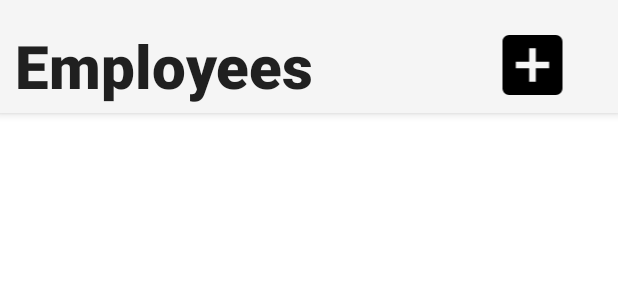
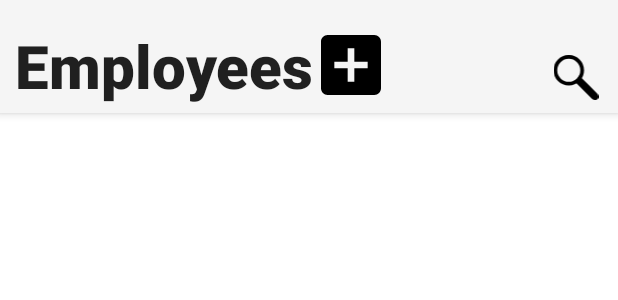
Before and after one commit to osmosis10/TimeWise, an Android app: the layout fragment_employees.xml on its own in the app's theme, with its tools: preview values and no code run, on a phone screen of 412 x 824 dp. Shown: the top 300 px of the screen. Run offline under Robolectric (Android 15) with nearby library versions, the phone set to English and light mode, and no system bars.

Commit message:
Integreated search UI into employee tab, added clickable button that takes you to search. Added some various icons

```diff
--- a/app/src/main/java/com/example/shiftmanager/ui/employees/EmployeesFragment.java
+++ b/app/src/main/java/com/example/shiftmanager/ui/employees/EmployeesFragment.java
@@ -1,5 +1,7 @@
 package com.example.shiftmanager.ui.employees;
 
+import android.animation.Animator;
+import android.animation.AnimatorListenerAdapter;
 import android.animation.AnimatorSet;
 import android.animation.ObjectAnimator;
 import android.annotation.SuppressLint;
@@ -15,6 +17,7 @@ import android.view.View;
 import android.view.ViewGroup;
 import android.widget.ImageButton;
 import android.widget.LinearLayout;
+import android.widget.SearchView;
 import android.widget.TextView;
 
 import androidx.activity.result.ActivityResultLauncher;
@@ -37,6 +40,7 @@ public class EmployeesFragment extends Fragment {
     private ActivityResultLauncher<Intent> addEmployeeLauncher;
 
     private DatabaseHelper dbHelper;
+
 
     @Override
     public void onCreate(Bundle savedInstanceState) {
@@ -135,9 +139,67 @@ public class EmployeesFragment extends Fragment {
             addEmployeeLauncher.launch(intent);
         });
 
+        binding.EmployeeSearchIconButton.setOnClickListener(v -> {
+            slideIn(binding.SearchBarLinearLayout);
+            slideOut(binding.EmployeeLinearLayout);
+            //binding.SearchBarLinearLayout.setVisibility(View.VISIBLE);
+            //binding.EmployeeLinearLayout.setVisibility(View.GONE);
+        });
+        binding.EmployeeSearchBackIconButton.setOnClickListener(v -> {
+            slideIn(binding.EmployeeLinearLayout);
+            slideOut(binding.SearchBarLinearLayout);
+            //binding.SearchBarLinearLayout.setVisibility(View.GONE);
+            //binding.EmployeeLinearLayout.setVisibility(View.VISIBLE);
+        });
+
+        binding.EmployeeSearchBar.setOnQueryTextListener(new SearchView.OnQueryTextListener() {
+            @Override
+            public boolean onQueryTextSubmit(String query) {
+                callSearch(query);
+                return true;
+            }
+
+            @Override
+            public boolean onQueryTextChange(String newText) {
+
+                return false;
+            }
+
+            public void callSearch(String query) {
+
+            }
+
+        });
+
+
         // Update employee fragment with all employees in database
+
         updateEmployeeNamesUI();
         return binding.getRoot();
+    }
+
+    private void slideIn(View view) {
+        view.setVisibility(View.VISIBLE);
+        ObjectAnimator slideIn = ObjectAnimator.ofFloat(view, "translationY", view.getHeight(), 0f);
+        slideIn.setDuration(500);
+
+        slideIn.start();
+    }
+    private void slideOut(View view) {
+        ObjectAnimator slideOut = ObjectAnimator.ofFloat(view, "translationY", 0f, view.getHeight());
+        slideOut.setDuration(500);
+
+        slideOut.addListener(new AnimatorListenerAdapter() {
+            @Override
+            public void onAnimationEnd(Animator animation) {
+                view.setVisibility(View.GONE);
+                view.setTranslationY(0f);
+            }
+        });
+
+        slideOut.start();
+
+        view.setVisibility(View.VISIBLE);
     }
     /*
     Looks through db and queries for employee names
--- /dev/null
+++ b/app/src/main/res/drawable/backicon.xml
@@ -0,0 +1,18 @@
+<vector xmlns:android="http://schemas.android.com/apk/res/android"
+    android:width="12.48dp"
+    android:height="7.75dp"
+    android:viewportWidth="12.48"
+    android:viewportHeight="7.75">
+  <path
+      android:strokeWidth="1"
+      android:pathData="m4.39,0.5L0.74,3.31c-0.31,0.31 -0.31,0.83 0,1.14l3.65,2.81"
+      android:fillColor="#00000000"
+      android:strokeColor="#000"
+      android:strokeLineCap="round"/>
+  <path
+      android:strokeWidth="1"
+      android:pathData="M11.98,3.88L0.5,3.74"
+      android:fillColor="#00000000"
+      android:strokeColor="#000"
+      android:strokeLineCap="round"/>
+</vector>
--- /dev/null
+++ b/app/src/main/res/drawable/search_icon.xml
@@ -0,0 +1,16 @@
+<vector xmlns:android="http://schemas.android.com/apk/res/android"
+    android:width="11.95dp"
+    android:height="11.96dp"
+    android:viewportWidth="11.95"
+    android:viewportHeight="11.96">
+  <path
+      android:strokeWidth="1"
+      android:pathData="M4.06,4.06m-3.56,0a3.56,3.56 0,1 1,7.12 0a3.56,3.56 0,1 1,-7.12 0"
+      android:fillColor="#00000000"
+      android:strokeColor="@color/black"/>
+  <path
+      android:pathData="m6.94,6.08c1.44,1.44 2.88,2.88 4.32,4.32 0.34,0.34 0.42,0.81 0.18,1.05h0c-0.24,0.24 -0.71,0.16 -1.05,-0.18 -1.44,-1.44 -2.88,-2.88 -4.32,-4.32 0.15,-0.07 0.34,-0.18 0.51,-0.36 0.18,-0.18 0.29,-0.36 0.36,-0.51Z"
+      android:strokeWidth=".75"
+      android:fillColor="@color/black"
+      android:strokeColor="@color/black"/>
+</vector>
--- a/app/src/main/res/layout/fragment_employees.xml
+++ b/app/src/main/res/layout/fragment_employees.xml
@@ -21,17 +21,33 @@
             app:layout_scrollFlags="noScroll">
 
             <LinearLayout
+                android:id="@+id/SearchBarLinearLayout"
                 android:layout_width="match_parent"
-                android:layout_height="match_parent"
+                android:layout_height="75dp"
                 android:orientation="vertical"
                 android:visibility="gone">
 
+                <ImageButton
+                    android:id="@+id/EmployeeSearchBackIconButton"
+                    android:layout_width="wrap_content"
+                    android:layout_height="30dp"
+                    android:layout_weight="1"
+                    android:background="#00FFFFFF"
+                    android:scaleType="fitCenter"
+                    android:src="@drawable/backicon"
+                    android:translationX="25px"
+                    android:translationY="55px"
+                    android:visibility="visible"
+                    tools:src="@drawable/backicon" />
+
                 <SearchView
-                    android:layout_width="match_parent"
+                    android:id="@+id/EmployeeSearchBar"
+                    android:layout_width="350dp"
                     android:layout_height="wrap_content"
+                    android:translationX="25dp"
                     android:layout_weight="1"
                     android:iconifiedByDefault="false"
-                    android:visibility="gone">
+                    style="@style/SearchViewStyle">
 
                 </SearchView>
 
@@ -40,14 +56,12 @@
                     android:layout_height="wrap_content"
                     android:orientation="horizontal"
                     android:layout_gravity="center_vertical"
-                    android:translationX="100dp"
-                    android:visibility="gone">
+                    android:translationX="100dp">
 
 
                     <CheckBox
                         android:layout_width="wrap_content"
-                        android:layout_height="wrap_content"
-                        android:visibility="gone">
+                        android:layout_height="wrap_content">
 
                     </CheckBox>
 
@@ -55,15 +69,13 @@
                         android:layout_width="wrap_content"
                         android:layout_height="wrap_content"
                         android:fontFamily="sans-serif-black"
-                        android:text="Trained"
-                        android:visibility="gone">
+                        android:text="Trained">
 
                     </TextView>
 
                     <CheckBox
                         android:layout_width="wrap_content"
-                        android:layout_height="wrap_content"
-                        android:visibility="gone">
+                        android:layout_height="wrap_content">
 
                     </CheckBox>
 
@@ -71,8 +83,7 @@
                         android:layout_width="wrap_content"
                         android:layout_height="wrap_content"
                         android:fontFamily="sans-serif-black"
-                        android:text="Untrained"
-                        android:visibility="gone">
+                        android:text="Untrained">
 
 
                     </TextView>
@@ -84,6 +95,7 @@
             </LinearLayout>
 
             <LinearLayout
+                android:id="@+id/EmployeeLinearLayout"
                 android:layout_width="match_parent"
                 android:layout_height="75dp"
                 android:orientation="horizontal"
@@ -92,7 +104,7 @@
 
                 <TextView
                     android:id="@+id/textEmployee"
-                    android:layout_width="178dp"
+                    android:layout_width="150dp"
                     android:layout_height="wrap_content"
                     android:layout_weight="1"
                     android:fontFamily="sans-serif-medium"
@@ -103,14 +115,28 @@
                     android:textStyle="bold"
                     android:translationX="15px"
                     android:translationY="25px"
-                    android:typeface="normal"
-                    android:visibility="visible" />
+                    android:typeface="normal" />
 
                 <Space
                     android:layout_width="wrap_content"
                     android:layout_height="wrap_content"
-                    android:layout_weight="1"
-                    android:visibility="visible" />
+                    android:layout_weight="1" />
+
+
+
+
+                    <ImageButton
+                        android:id="@+id/EmployeeSearchIconButton"
+                        android:layout_width="wrap_content"
+                        android:layout_height="30dp"
+                        android:layout_weight=".5"
+                        android:background="#00FFFFFF"
+                        android:scaleType="fitCenter"
+                        android:src="@drawable/search_icon"
+                        android:translationX="125px"
+                        android:translationY="55px"
+                        android:visibility="visible"
+                        tools:src="@drawable/search_icon" />
 
                     <ImageButton
                         android:id="@+id/EmployeeAddButton"
@@ -120,10 +146,11 @@
                         android:background="#00FFFFFF"
                         android:scaleType="fitCenter"
                         android:src="@drawable/add_box"
-                    android:translationX="-15px"
+                        android:translationX="-200px"
                         android:translationY="25px"
                         android:visibility="visible"
                         tools:src="@drawable/add_box" />
+
 
 
             </LinearLayout>
@@ -134,6 +161,7 @@
     <androidx.core.widget.NestedScrollView
         android:layout_width="match_parent"
         android:layout_height="match_parent"
+        android:translationY="65dp"
         android:layout_marginBottom="?android:attr/actionBarSize"
         tools:context=".ui.employees.EmployeesFragment"
         android:orientation="vertical">
@@ -145,7 +173,8 @@
             android:layout_height="match_parent"
             android:layout_marginTop="10dp"
             android:layout_weight="1"
-            android:gravity="center_horizontal|center_vertical"
-            android:orientation="vertical" />
+            android:layout_gravity="fill_vertical"
+            android:orientation="vertical"
+            android:layout_marginBottom="65dp"/>
     </androidx.core.widget.NestedScrollView>
 </androidx.coordinatorlayout.widget.CoordinatorLayout>
--- /dev/null
+++ b/app/src/main/res/values/searchicon.xml
@@ -0,0 +1,7 @@
+<?xml version="1.0" encoding="utf-8"?>
+<resources>
+    <style name="SearchViewStyle" parent="Widget.AppCompat.SearchView" >
+            <item name="android:searchIcon">@drawable/search_icon</item>
+
+    </style>
+</resources>
```
Lines whose indentation alone changed are shown as unchanged.
